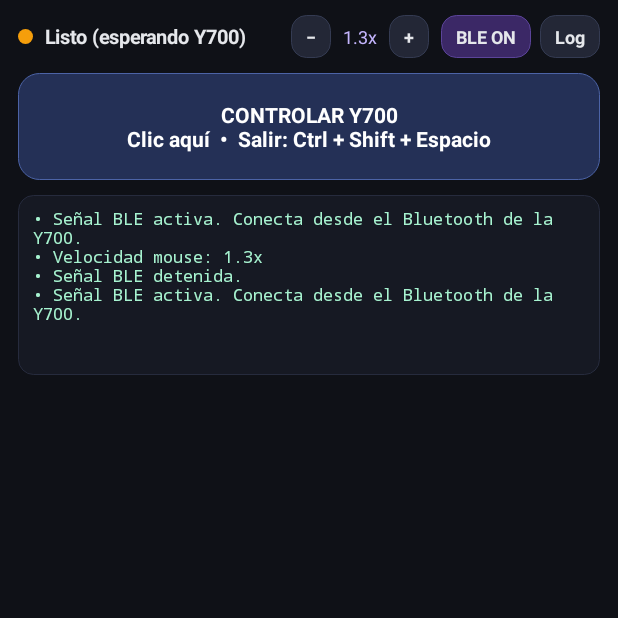
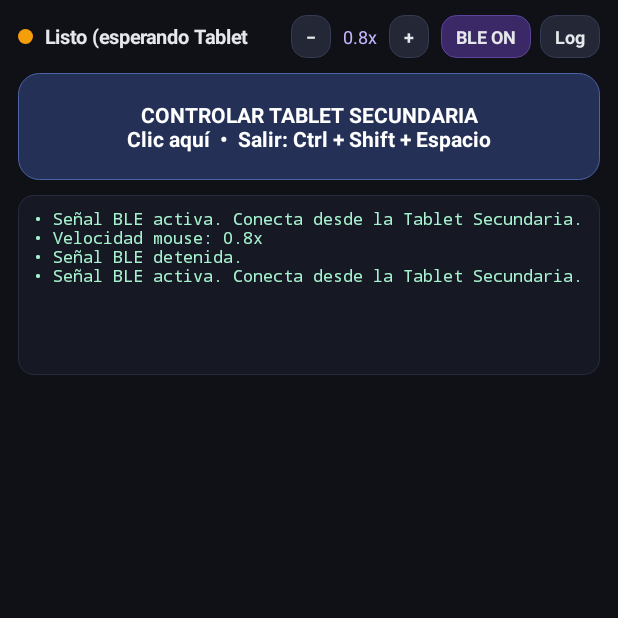
Before and after one commit to AlitaNegrete/MulticontrolAlita, an Android app: the screen it shows after launch (MainActivity), after a tap on "BLE OFF", on a phone screen of 412 x 824 dp, the top half of it. Run offline under Robolectric (Android 15) with nearby library versions, the phone set to English and light mode, and no system bars; 3 other taps on this screen came first.

Commit message:
Update MainActivity.kt

```diff
--- a/app/src/main/java/com/alita/multicontrol/MainActivity.kt
+++ b/app/src/main/java/com/alita/multicontrol/MainActivity.kt
@@ -56,7 +56,7 @@ class MainActivity : Activity() {
     private var accWheel = 0f
     private var currentButtons = 0
     private var lastSentButtons = 0
-    private var sensitivity = 1.6f
+    private var sensitivity = 1.0f
     @Volatile private var isBleBusy = false
     @Volatile private var lastSendTime = 0L
 
@@ -205,7 +205,7 @@ class MainActivity : Activity() {
         topBar.addView(statusText)
 
         // Control de sensibilidad del mouse
-        val btnMinus = makePillButton("−") { adjustSpeed(-0.3f) }.apply {
+        val btnMinus = makePillButton("−") { adjustSpeed(-0.2f) }.apply {
             layoutParams = LinearLayout.LayoutParams(LinearLayout.LayoutParams.WRAP_CONTENT, LinearLayout.LayoutParams.WRAP_CONTENT).apply {
                 rightMargin = dp(4)
             }
@@ -216,7 +216,7 @@ class MainActivity : Activity() {
             setTextColor(Color.parseColor("#C4B5FD"))
             setPadding(dp(4), 0, dp(4), 0)
         }
-        val btnPlus = makePillButton("+") { adjustSpeed(0.3f) }.apply {
+        val btnPlus = makePillButton("+") { adjustSpeed(0.2f) }.apply {
             layoutParams = LinearLayout.LayoutParams(LinearLayout.LayoutParams.WRAP_CONTENT, LinearLayout.LayoutParams.WRAP_CONTENT).apply {
                 leftMargin = dp(4)
                 rightMargin = dp(8)
@@ -242,9 +242,9 @@ class MainActivity : Activity() {
         topBar.addView(btnLog)
         root.addView(topBar)
 
-        // Botón principal estilizado para controlar la Y700
+        // Botón principal estilizado para controlar la Tablet Secundaria
         captureZone = TextView(this).apply {
-            text = "CONTROLAR Y700\nClic aquí  •  Salir: Ctrl + Shift + Espacio"
+            text = "CONTROLAR TABLET SECUNDARIA\nClic aquí  •  Salir: Ctrl + Shift + Espacio"
             textSize = 14f
             setTypeface(null, Typeface.BOLD)
             gravity = Gravity.CENTER
@@ -441,8 +441,8 @@ class MainActivity : Activity() {
     private val advertiseCallback = object : AdvertiseCallback() {
         override fun onStartSuccess(settingsInEffect: AdvertiseSettings?) {
             isAdvertising = true
-            updateStatus("Listo (esperando Y700)", "#F59E0B")
-            log("Señal BLE activa. Conecta desde el Bluetooth de la Y700.")
+            updateStatus("Listo (esperando Tablet Secundaria)", "#F59E0B")
+            log("Señal BLE activa. Conecta desde la Tablet Secundaria.")
         }
 
         override fun onStartFailure(errorCode: Int) {
@@ -458,13 +458,13 @@ class MainActivity : Activity() {
             if (newState == BluetoothProfile.STATE_CONNECTED) {
                 connectedHost = device
                 isBleBusy = false
-                val name = device.name ?: "Y700"
+                val name = device.name ?: "Tablet Secundaria"
                 updateStatus("Conectado: $name", "#10B981")
                 log("Conectado con $name")
             } else if (newState == BluetoothProfile.STATE_DISCONNECTED) {
                 if (connectedHost?.address == device.address) connectedHost = null
                 isBleBusy = false
-                updateStatus(if (isAdvertising) "Listo (esperando Y700)" else "Desconectado", "#F59E0B")
+                updateStatus(if (isAdvertising) "Listo (esperando Tablet Secundaria)" else "Desconectado", "#F59E0B")
                 log("Desconectado de ${device.name ?: device.address}")
             }
         }
@@ -559,10 +559,10 @@ class MainActivity : Activity() {
         runOnUiThread {
             if (hasCapture) {
                 captureZone.background = roundedBg("#116B52", 14, "#34D399")
-                captureZone.text = "CONTROLANDO Y700\nSalir: Ctrl + Shift + Espacio (o toca aquí)"
+                captureZone.text = "CONTROLANDO TABLET SECUNDARIA\nSalir: Ctrl + Shift + Espacio (o toca aquí)"
             } else {
                 captureZone.background = roundedBg("#243056", 14, "#4C63A6")
-                captureZone.text = "CONTROLAR Y700\nClic aquí  •  Salir: Ctrl + Shift + Espacio"
+                captureZone.text = "CONTROLAR TABLET SECUNDARIA\nClic aquí  •  Salir: Ctrl + Shift + Espacio"
             }
         }
     }
```
